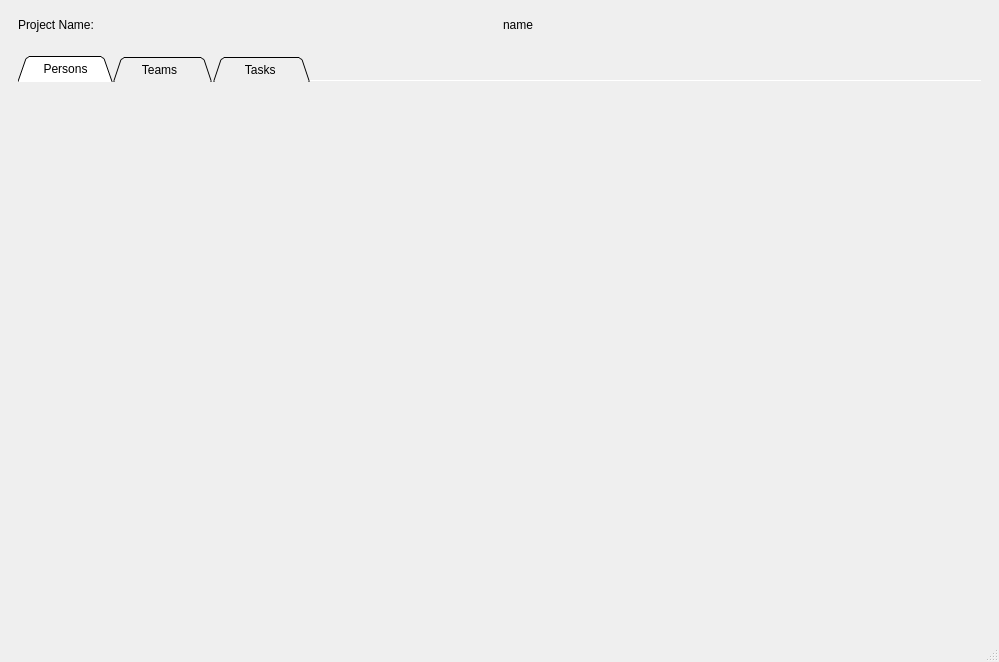
First picture: the form in ToDoListServer/projectswindow.ui, repository captain-moji/To_Do_List_Project, before the edit.
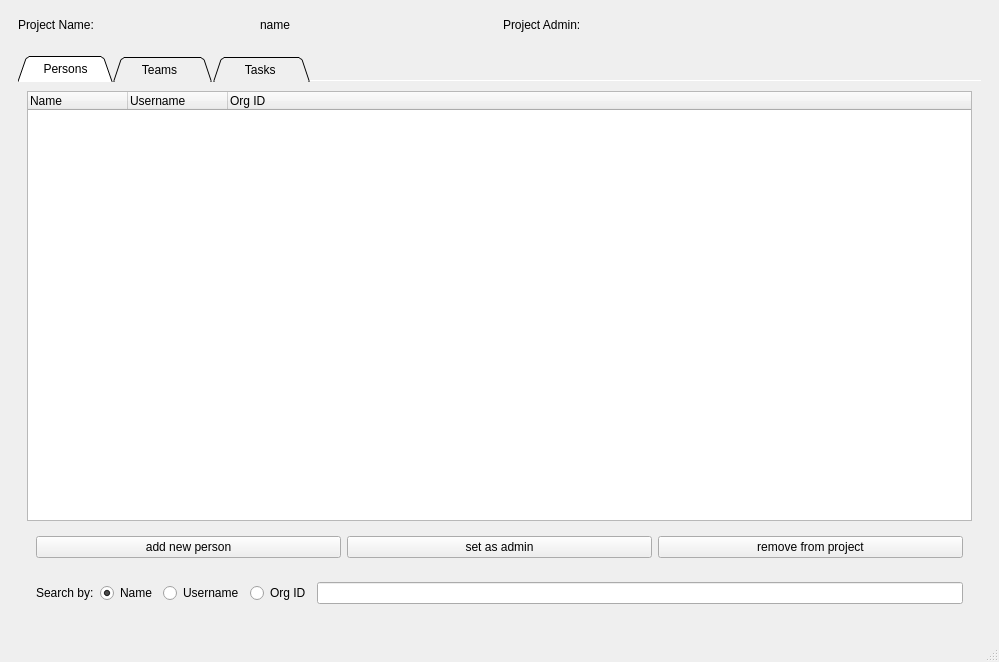
Second picture: the form after the edit.

Commit message: Projects window persons & teams completed

What changed in the file:
```diff
--- a/ToDoListServer/projectswindow.ui
+++ b/ToDoListServer/projectswindow.ui
@@ -32,6 +32,20 @@
          </property>
         </widget>
        </item>
+       <item>
+        <widget class="QLabel" name="Project_admin_label">
+         <property name="text">
+          <string>Project Admin:</string>
+         </property>
+        </widget>
+       </item>
+       <item>
+        <widget class="QLabel" name="Project_admin_text">
+         <property name="text">
+          <string/>
+         </property>
+        </widget>
+       </item>
       </layout>
      </widget>
     </item>
@@ -65,11 +79,153 @@
           <attribute name="title">
            <string>    Persons    </string>
           </attribute>
+          <layout class="QVBoxLayout" name="verticalLayout_3">
+           <item>
+            <widget class="QTreeWidget" name="project_persons_tree_widget">
+             <column>
+              <property name="text">
+               <string>Name</string>
+              </property>
+             </column>
+             <column>
+              <property name="text">
+               <string>Username</string>
+              </property>
+             </column>
+             <column>
+              <property name="text">
+               <string>Org ID</string>
+              </property>
+             </column>
+            </widget>
+           </item>
+           <item>
+            <widget class="QWidget" name="widget_2" native="true">
+             <layout class="QHBoxLayout" name="horizontalLayout_2">
+              <item>
+               <widget class="QPushButton" name="projects_add_person_BTN">
+                <property name="text">
+                 <string>add new person</string>
+                </property>
+               </widget>
+              </item>
+              <item>
+               <widget class="QPushButton" name="projects_set_admin_BTN">
+                <property name="text">
+                 <string>set as admin</string>
+                </property>
+               </widget>
+              </item>
+              <item>
+               <widget class="QPushButton" name="projects_remove_person_BTN">
+                <property name="text">
+                 <string>remove from project</string>
+                </property>
+               </widget>
+              </item>
+             </layout>
+            </widget>
+           </item>
+           <item>
+            <widget class="QWidget" name="widget" native="true">
+             <layout class="QHBoxLayout" name="horizontalLayout_3">
+              <item>
+               <widget class="QLabel" name="serarch_by_text_label">
+                <property name="text">
+                 <string>Search by:</string>
+                </property>
+               </widget>
+              </item>
+              <item>
+               <widget class="QRadioButton" name="search_by_name_radio">
+                <property name="text">
+                 <string>Name</string>
+                </property>
+                <property name="checked">
+                 <bool>true</bool>
+                </property>
+               </widget>
+              </item>
+              <item>
+               <widget class="QRadioButton" name="search_by_username_radio">
+                <property name="text">
+                 <string>Username</string>
+                </property>
+               </widget>
+              </item>
+              <item>
+               <widget class="QRadioButton" name="search_by_org_id_radio">
+                <property name="text">
+                 <string>Org ID</string>
+                </property>
+               </widget>
+              </item>
+              <item>
+               <widget class="QLineEdit" name="search_line_edit"/>
+              </item>
+             </layout>
+            </widget>
+           </item>
+          </layout>
          </widget>
          <widget class="QWidget" name="project_teams_tab">
           <attribute name="title">
            <string>     Teams       </string>
           </attribute>
+          <layout class="QVBoxLayout" name="verticalLayout_4">
+           <item>
+            <widget class="QListWidget" name="project_teams_list_widget"/>
+           </item>
+           <item>
+            <widget class="QWidget" name="widget_4" native="true">
+             <layout class="QHBoxLayout" name="horizontalLayout_6">
+              <item>
+               <widget class="QComboBox" name="org_teams_combo_box">
+                <item>
+                 <property name="text">
+                  <string>select...</string>
+                 </property>
+                </item>
+               </widget>
+              </item>
+              <item>
+               <widget class="QPushButton" name="project_teams_add_BTN">
+                <property name="text">
+                 <string>add team to project</string>
+                </property>
+               </widget>
+              </item>
+              <item>
+               <widget class="QPushButton" name="project_teams_remove_BTN">
+                <property name="text">
+                 <string>remove team from project</string>
+                </property>
+               </widget>
+              </item>
+             </layout>
+            </widget>
+           </item>
+           <item>
+            <widget class="QWidget" name="widget_3" native="true">
+             <layout class="QHBoxLayout" name="horizontalLayout_5">
+              <item>
+               <widget class="QPushButton" name="project_teams_sort_BTN">
+                <property name="text">
+                 <string>sort teams</string>
+                </property>
+               </widget>
+              </item>
+              <item>
+               <widget class="QLineEdit" name="project_teams_search_line_edit">
+                <property name="placeholderText">
+                 <string>search ...</string>
+                </property>
+               </widget>
+              </item>
+             </layout>
+            </widget>
+           </item>
+          </layout>
          </widget>
          <widget class="QWidget" name="project_tasks_tab">
           <attribute name="title">
@@ -81,9 +237,6 @@
       </layout>
      </widget>
     </item>
-    <item>
-     <widget class="QWidget" name="projects_page_footer_widget" native="true"/>
-    </item>
    </layout>
   </widget>
   <widget class="QMenuBar" name="menubar">
```
The commit also changes 8 other files.
